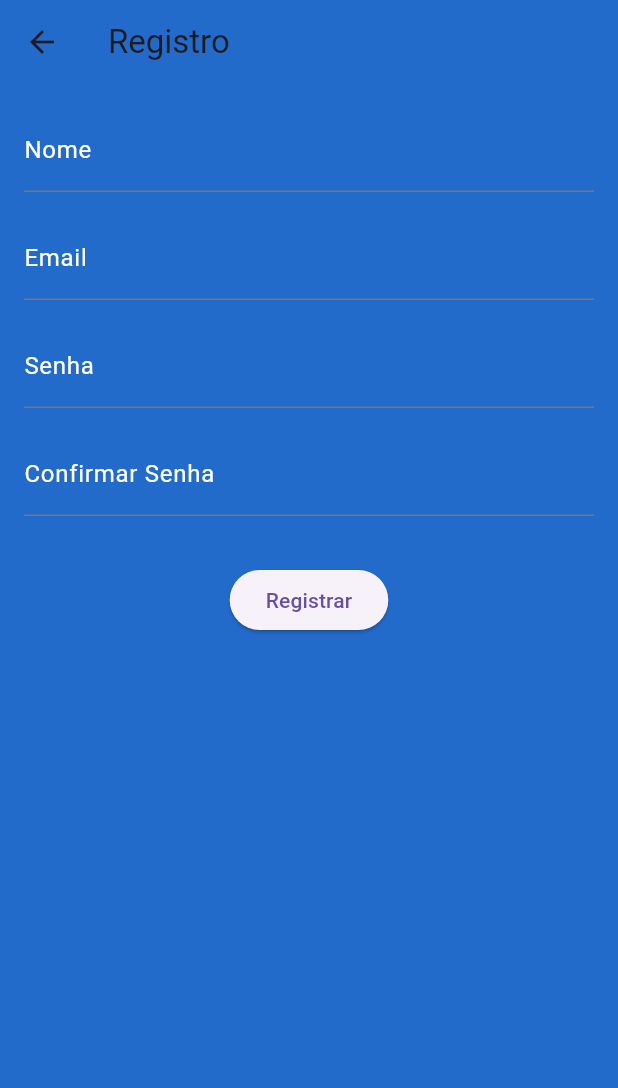
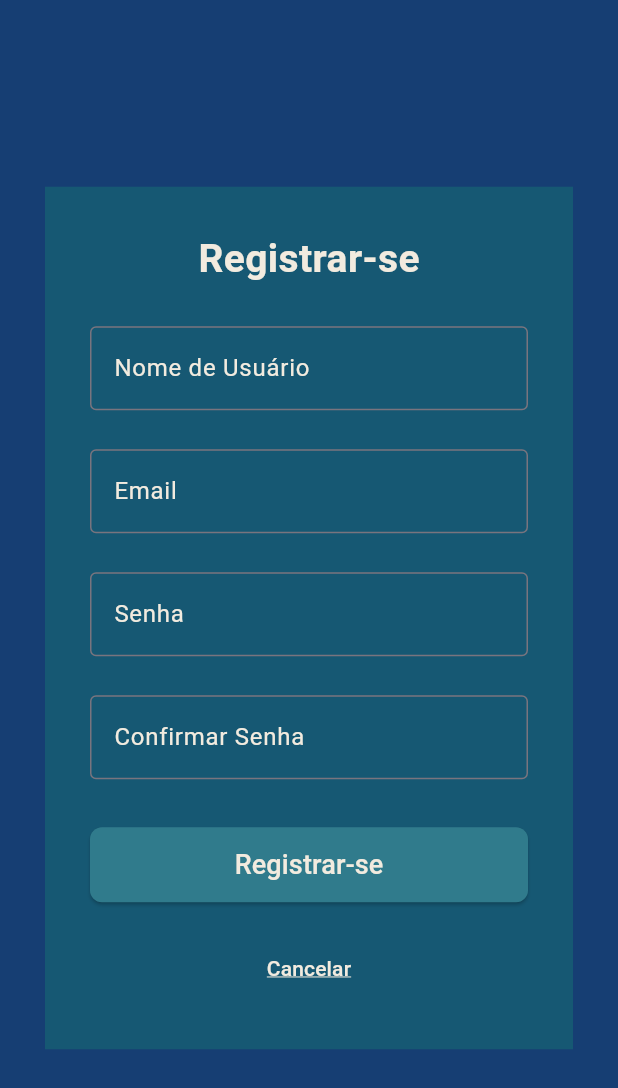
Before and after one commit to PedroBorgonhone/mobile_crypto, a Flutter app: the screen it shows after launch, after a tap on "Não possui uma conta? Registre-se", on a phone screen of 412 x 824 dp. Shown: the top 1088 px of the screen. Run offline on Flutter 3.47's test engine with Material 3 defaults, Android fonts, the phone set to English and light mode, and no system bars.

Commit message:
feat: Telas de Login e Registro receberam uma melhorada

```diff
--- a/lib/pages/tela_login.dart
+++ b/lib/pages/tela_login.dart
@@ -10,15 +10,15 @@ class TelaLogin extends StatelessWidget {
   Widget build(BuildContext context) {
     return Scaffold(
 
-      body: Container(
-        color: Color(0xFF074973),
-        height: 600,
+      body: Center(
+        child: Container(
+          color: Color(0xFF165873),
           width: double.infinity,
-        margin: EdgeInsets.only(top: 100, left: 30, right: 30, bottom: 100),
+          margin: EdgeInsets.all(30),
+          padding: const EdgeInsets.all(30),
 
-        padding: const EdgeInsets.all(30),
-        child:
-          Column(
+          child: SingleChildScrollView(
+            child: Column(
               children: <Widget>[
 
                 // Texto de Bem Vindo
@@ -109,7 +109,11 @@ class TelaLogin extends StatelessWidget {
                     textAlign: TextAlign.center,
                     style: TextStyle(
                       fontSize: 14,
-                  color: Color(0xFFF2EBDF)),),
+                      color: Color(0xFFF2EBDF),
+                      decoration: TextDecoration.underline,
+                      decorationColor: Color(0xFFF2EBDF),
+                    ),
+                  ),
                 ),
 
                 // Botão de Registro
@@ -126,15 +130,18 @@ class TelaLogin extends StatelessWidget {
                     'Não possui uma conta? Registre-se',
                     textAlign: TextAlign.center,
                     style: TextStyle(
-                  fontFamily: 'Poppins',
                       fontSize: 14,
-                  color: Color(0xFFF2EBDF)
+                      color: Color(0xFFF2EBDF),
+                      decoration: TextDecoration.underline,
+                      decorationColor: Color(0xFFF2EBDF),
                     ),
                   ),
                 ),
               ],
             ),
           ),
+        ),
+      )
     );
   }
 }
--- a/lib/pages/tela_registro.dart
+++ b/lib/pages/tela_registro.dart
@@ -1,5 +1,5 @@
-
 import 'package:flutter/material.dart';
+import 'package:pedropaulo_cryptos/pages/tela_login.dart';
 
 class TelaRegistro extends StatelessWidget {
   const TelaRegistro({super.key});
@@ -7,53 +7,136 @@ class TelaRegistro extends StatelessWidget {
   @override
   Widget build(BuildContext context) {
     return Scaffold(
-      backgroundColor: const Color(0xFF236bcb),
-      appBar: AppBar(
-        title: const Text('Registro'),
-        backgroundColor: Colors.transparent,
-        elevation: 0,
-      ),
-      body: Padding(
-        padding: const EdgeInsets.all(16.0),
+      body: Center( // Centraliza o Container na tela
+        child: Container(
+          color: const Color(0xFF165873),
+          width: double.infinity,
+          margin: const EdgeInsets.all(30),
+          padding: const EdgeInsets.all(30),
+
+          child: SingleChildScrollView(
             child: Column(
+              mainAxisSize: MainAxisSize.min,
               children: <Widget>[
-            TextField(
-              decoration: InputDecoration(
-                labelText: 'Nome',
-                labelStyle: TextStyle(color: Colors.white)
+
+                // Texto de Registro
+
+                const Text('Registrar-se',
+                  style: TextStyle(
+                    fontSize: 26,
+                    fontWeight: FontWeight.bold,
+                    color: Color(0xFFF2EBDF),
                   ),
                 ),
-            const SizedBox(height: 16.0),
+
+                // Nome de Usuário
+
+                const SizedBox(height: 26),
                 TextField(
+                  style: const TextStyle(color: Color(0xFFF2EBDF)),
+                  decoration: InputDecoration(
+                    labelText: 'Nome de Usuário',
+                    labelStyle: const TextStyle(
+                      color: Color(0xFFF2EBDF),
+                    ),
+                    border: OutlineInputBorder()
+                  ),
+                ),
+
+                // Email do Usuário
+
+                const SizedBox(height: 26),
+                TextField(
+                  style: const TextStyle(color: Color(0xFFF2EBDF)),
                   decoration: InputDecoration(
                     labelText: 'Email',
-                labelStyle: TextStyle(color: Colors.white)
+                    labelStyle: const TextStyle(
+                      color: Color(0xFFF2EBDF),
+                    ),
+                    border: OutlineInputBorder()
                   ),
                 ),
-            const SizedBox(height: 16.0),
+
+                // Senha do Usuário
+
+                const SizedBox(height: 26),
                 TextField(
                   obscureText: true,
+                  style: const TextStyle(color: Color(0xFFF2EBDF)),
                   decoration: InputDecoration(
                     labelText: 'Senha',
-                labelStyle: TextStyle(color: Colors.white)
+                    labelStyle: const TextStyle(
+                      color: Color(0xFFF2EBDF),
+                    ),
+                    border: OutlineInputBorder()
                   ),
                 ),
-            const SizedBox(height: 16.0),
+
+                // Confirmar Senha do Usuário
+
+                const SizedBox(height: 26),
                 TextField(
                   obscureText: true,
+                  style: const TextStyle(color: Color(0xFFF2EBDF)),
                   decoration: InputDecoration(
                     labelText: 'Confirmar Senha',
-                labelStyle: TextStyle(color: Colors.white)
+                    labelStyle: const TextStyle(
+                      color: Color(0xFFF2EBDF),
+                    ),
+                    border: OutlineInputBorder()
                   ),
                 ),
+
+                // Botão de Registro
+
                 const SizedBox(height: 32.0),
-            ElevatedButton(
+                SizedBox(
+                  width: double.infinity,
+                  height: 50,
+                  child: ElevatedButton(
                     onPressed: () {
-                // Lógica de registro
+                      Navigator.pushReplacement(
+                        context,
+                        MaterialPageRoute(builder: (context) => const TelaLogin()),
+                      );
                     },
-              child: const Text('Registrar'),
+                    style: ElevatedButton.styleFrom(
+                      backgroundColor: const Color(0xFF307B8C),
+                      shape: RoundedRectangleBorder(
+                        borderRadius: BorderRadius.circular(8),
                       ),
-          ],
+                    ),
+                    child: const Text(
+                      'Registrar-se',
+                      style: TextStyle(
+                        fontSize: 18,
+                        color: Color(0xFFF2EBDF),
+                      ),
+                    ),
+                  ),
+                ),
+
+                // Botão de Cancelar
+
+                const SizedBox(height: 20),
+                TextButton(
+                  onPressed: () {
+                    Navigator.pop(context);
+                  },
+                  child: const Text(
+                    'Cancelar',
+                    textAlign: TextAlign.center,
+                    style: TextStyle(
+                      fontSize: 14,
+                      color: Color(0xFFF2EBDF),
+                      decoration: TextDecoration.underline,
+                      decorationColor: Color(0xFFF2EBDF),
+                    ),
+                  ),
+                ),
+              ]
+            ),
+          ),
         ),
       ),
     );
```
Lines whose indentation alone changed are shown as unchanged.
